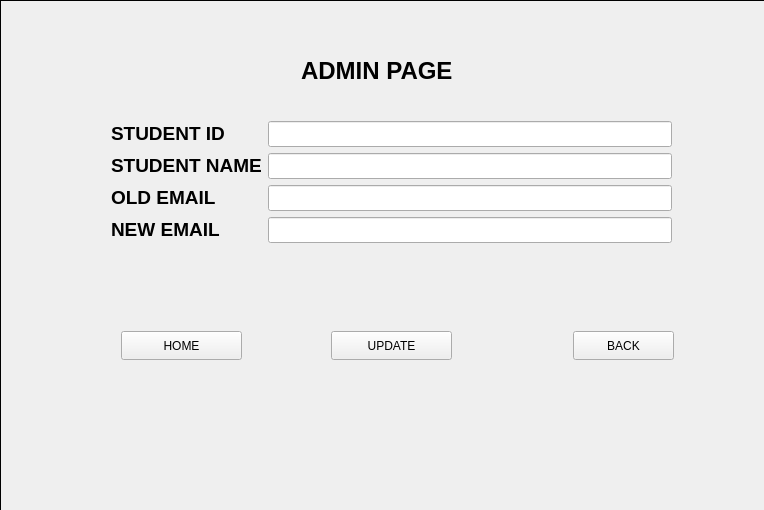
Qt form adminstudent_edit.ui (Shasank12345/QT_PROJECT) before a commit.
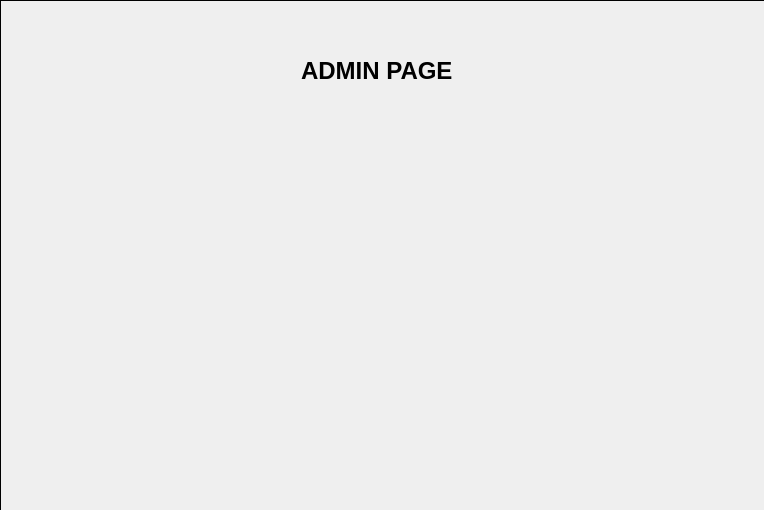
The same form after that commit. The open tabs and pages were chosen to show the change. Icons and pictures are not drawn.

```diff
--- a/adminstudent_edit.ui
+++ b/adminstudent_edit.ui
@@ -1870,119 +1870,6 @@
       <string>&lt;html&gt;&lt;head/&gt;&lt;body&gt;&lt;p&gt;&lt;span style=&quot; font-size:18pt; font-weight:700;&quot;&gt;ADMIN PAGE&lt;/span&gt;&lt;/p&gt;&lt;/body&gt;&lt;/html&gt;</string>
      </property>
     </widget>
-    <widget class="QWidget" name="formLayoutWidget_10">
-     <property name="geometry">
-      <rect>
-       <x>110</x>
-       <y>120</y>
-       <width>561</width>
-       <height>181</height>
-      </rect>
-     </property>
-     <layout class="QFormLayout" name="formLayout_8">
-      <item row="0" column="0">
-       <widget class="QLabel" name="label_47">
-        <property name="styleSheet">
-         <string notr="true">color: rgb(0, 0, 0);</string>
-        </property>
-        <property name="text">
-         <string>&lt;html&gt;&lt;head/&gt;&lt;body&gt;&lt;p&gt;&lt;span style=&quot; font-size:14pt; font-weight:700;&quot;&gt;STUDENT ID&lt;/span&gt;&lt;/p&gt;&lt;/body&gt;&lt;/html&gt;</string>
-        </property>
-       </widget>
-      </item>
-      <item row="0" column="1">
-       <widget class="QLineEdit" name="lineEdit600"/>
-      </item>
-      <item row="1" column="0">
-       <widget class="QLabel" name="label_48">
-        <property name="styleSheet">
-         <string notr="true">color: rgb(0, 0, 0);</string>
-        </property>
-        <property name="text">
-         <string>&lt;html&gt;&lt;head/&gt;&lt;body&gt;&lt;p&gt;&lt;span style=&quot; font-size:14pt; font-weight:700;&quot;&gt;STUDENT NAME&lt;/span&gt;&lt;/p&gt;&lt;/body&gt;&lt;/html&gt;</string>
-        </property>
-       </widget>
-      </item>
-      <item row="1" column="1">
-       <widget class="QLineEdit" name="lineEdit700"/>
-      </item>
-      <item row="2" column="0">
-       <widget class="QLabel" name="label_49">
-        <property name="styleSheet">
-         <string notr="true">color: rgb(0, 0, 0);</string>
-        </property>
-        <property name="text">
-         <string>&lt;html&gt;&lt;head/&gt;&lt;body&gt;&lt;p&gt;&lt;span style=&quot; font-size:14pt; font-weight:700;&quot;&gt;OLD EMAIL&lt;/span&gt;&lt;/p&gt;&lt;/body&gt;&lt;/html&gt;</string>
-        </property>
-       </widget>
-      </item>
-      <item row="2" column="1">
-       <widget class="QLineEdit" name="lineEdit800"/>
-      </item>
-      <item row="3" column="0">
-       <widget class="QLabel" name="label_50">
-        <property name="styleSheet">
-         <string notr="true">color: rgb(0, 0, 0);</string>
-        </property>
-        <property name="text">
-         <string>&lt;html&gt;&lt;head/&gt;&lt;body&gt;&lt;p&gt;&lt;span style=&quot; font-size:14pt; font-weight:700;&quot;&gt;NEW EMAIL&lt;/span&gt;&lt;/p&gt;&lt;/body&gt;&lt;/html&gt;</string>
-        </property>
-       </widget>
-      </item>
-      <item row="3" column="1">
-       <widget class="QLineEdit" name="lineEdit900"/>
-      </item>
-     </layout>
-    </widget>
-    <widget class="QPushButton" name="emailupdate">
-     <property name="geometry">
-      <rect>
-       <x>330</x>
-       <y>330</y>
-       <width>121</width>
-       <height>29</height>
-      </rect>
-     </property>
-     <property name="styleSheet">
-      <string notr="true">color: rgb(0, 0, 0);</string>
-     </property>
-     <property name="text">
-      <string>UPDATE</string>
-     </property>
-    </widget>
-    <widget class="QPushButton" name="emailback">
-     <property name="geometry">
-      <rect>
-       <x>572</x>
-       <y>330</y>
-       <width>101</width>
-       <height>29</height>
-      </rect>
-     </property>
-     <property name="styleSheet">
-      <string notr="true">color: rgb(0, 0, 0);
-</string>
-     </property>
-     <property name="text">
-      <string>BACK</string>
-     </property>
-    </widget>
-    <widget class="QPushButton" name="emailhome">
-     <property name="geometry">
-      <rect>
-       <x>120</x>
-       <y>330</y>
-       <width>121</width>
-       <height>29</height>
-      </rect>
-     </property>
-     <property name="styleSheet">
-      <string notr="true">color: rgb(0, 0, 0);</string>
-     </property>
-     <property name="text">
-      <string>HOME</string>
-     </property>
-    </widget>
    </widget>
   </widget>
  </widget>
```
